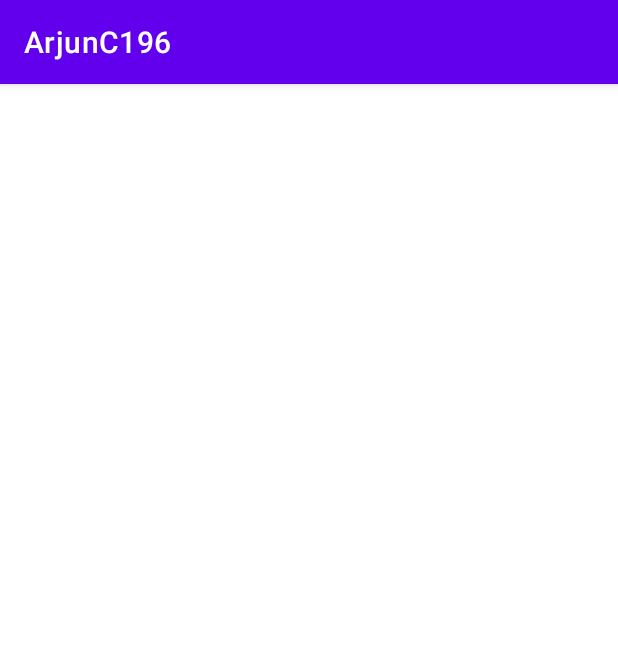
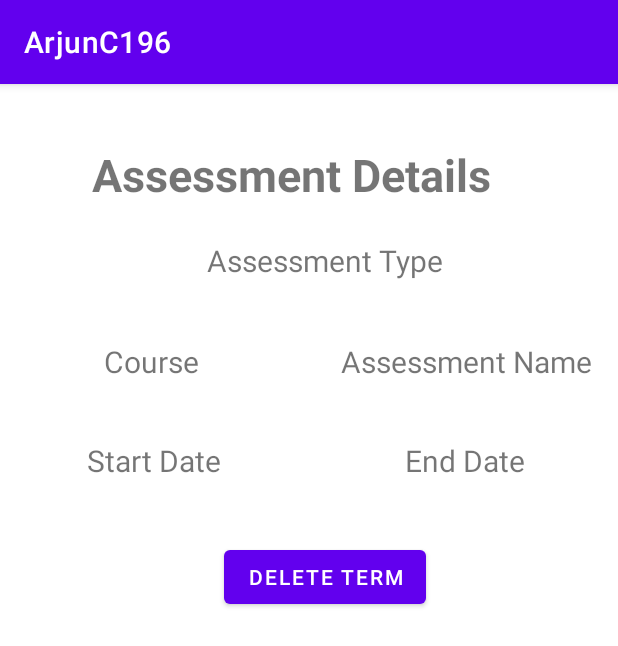
Before and after one commit to arjundesguerra/Arjun-C196, an Android app: the AssessmentDetails screen opened directly, with no data from a screen before it, on a phone screen of 412 x 824 dp. Shown: the top 646 px of the screen. Run offline under Robolectric (Android 15) with nearby library versions, the phone set to English and light mode, and no system bars.

Commit message:
assessment details page

```diff
--- a/app/src/main/java/com/example/arjunc196/assessmentActivities/AssessmentAdapter.java
+++ b/app/src/main/java/com/example/arjunc196/assessmentActivities/AssessmentAdapter.java
@@ -35,17 +35,20 @@ public class AssessmentAdapter extends CursorAdapter {
         TextView assessmentTypeTextView = view.findViewById(R.id.typeText);
         TextView startDateTextView = view.findViewById(R.id.startText);
         TextView endDateTextView = view.findViewById(R.id.endText);
+        TextView courseTextView = view.findViewById(R.id.courseText);
 
         String assessmentTitle = cursor.getString(cursor.getColumnIndexOrThrow("assessmentTitle"));
         String typeString = cursor.getString(cursor.getColumnIndexOrThrow("assessmentType"));
         String startDateString = cursor.getString(cursor.getColumnIndexOrThrow("startDate"));
         String endDateString = cursor.getString(cursor.getColumnIndexOrThrow("endDate"));
+        String courseString = cursor.getString(cursor.getColumnIndexOrThrow("courseTitle"));
 
 
         assessmentTitleTextView.setText(assessmentTitle);
         assessmentTypeTextView.setText(typeString);
         startDateTextView.setText(startDateString);
         endDateTextView.setText(endDateString);
+        courseTextView.setText(courseString);
 
 
         try {
--- a/app/src/main/java/com/example/arjunc196/assessmentActivities/AssessmentDetails.java
+++ b/app/src/main/java/com/example/arjunc196/assessmentActivities/AssessmentDetails.java
@@ -2,15 +2,88 @@ package com.example.arjunc196.assessmentActivities;
 
 import androidx.appcompat.app.AppCompatActivity;
 
+import android.content.Intent;
+import android.database.Cursor;
+import android.database.sqlite.SQLiteDatabase;
 import android.os.Bundle;
+import android.widget.Button;
+import android.widget.TextView;
+import android.widget.Toast;
 
+import com.example.arjunc196.DatabaseHelper;
 import com.example.arjunc196.R;
 
 public class AssessmentDetails extends AppCompatActivity {
+
+    private DatabaseHelper dbHelper;
+    private TextView assessmentNameDetails;
+    private TextView courseNameDetails;
+    private TextView assessmentTypeDetails;
+    private TextView startDateDetails;
+    private TextView endDateDetails;
+    private Button deleteButton;
 
     @Override
     protected void onCreate(Bundle savedInstanceState) {
         super.onCreate(savedInstanceState);
         setContentView(R.layout.activity_assessment_details);
+
+        dbHelper = new DatabaseHelper(this);
+        assessmentNameDetails = findViewById(R.id.assessmentNameDetails);
+        courseNameDetails = findViewById(R.id.courseNameDetails);
+        assessmentTypeDetails = findViewById(R.id.assessmentTypeDetails);
+        startDateDetails = findViewById(R.id.startDateDetails);
+        endDateDetails = findViewById(R.id.endDateDetails);
+        deleteButton = findViewById(R.id.deleteButton);
+
+        // get the assessment ID passed through the intent
+        Intent intent = getIntent();
+        long assessmentId = intent.getLongExtra("assessment_id", -1);
+
+        // fetch the term from the database using the term ID
+        SQLiteDatabase db = dbHelper.getReadableDatabase();
+        String[] projection = {
+                "id AS _id",
+                "assessmentTitle",
+                "assessmentType",
+                "startDate",
+                "endDate",
+                "courseTitle"
+        };
+        String selection = "id = ?";
+        String[] selectionArgs = { String.valueOf(assessmentId) };
+        Cursor cursor = db.query("assessments", projection, selection, selectionArgs, null, null, null);
+        if (cursor.moveToFirst()) {
+            // display the term details in the UI
+            String assessmentName = cursor.getString(cursor.getColumnIndexOrThrow("assessmentTitle"));
+            String courseTitle = cursor.getString(cursor.getColumnIndexOrThrow("courseTitle"));
+            String asssesmentType = cursor.getString(cursor.getColumnIndexOrThrow("assessmentType"));
+            String startDate = cursor.getString(cursor.getColumnIndexOrThrow("startDate"));
+            String endDate = cursor.getString(cursor.getColumnIndexOrThrow("endDate"));
+
+            assessmentNameDetails.setText(assessmentName);
+            courseNameDetails.setText(courseTitle);
+            assessmentTypeDetails.setText(asssesmentType);
+            startDateDetails.setText(startDate);
+            endDateDetails.setText(endDate);
+        }
+        cursor.close();
+
+        deleteButton.setOnClickListener(v -> {
+            // delete the term from the database
+            SQLiteDatabase db1 = dbHelper.getWritableDatabase();
+            String selection1 = "id = ?";
+            String[] selectionArgs1 = { String.valueOf(assessmentId) };
+            db1.delete("assessments", selection1, selectionArgs1);
+            Toast.makeText(AssessmentDetails.this, "Assessment deleted successfully", Toast.LENGTH_SHORT).show();
+            finish();
+        });
+
+    }
+
+    @Override
+    protected void onDestroy() {
+        dbHelper.close();
+        super.onDestroy();
     }
 }
--- a/app/src/main/java/com/example/arjunc196/coursesActivities/CourseDetails.java
+++ b/app/src/main/java/com/example/arjunc196/coursesActivities/CourseDetails.java
@@ -60,17 +60,14 @@ public class CourseDetails extends AppCompatActivity {
         }
         cursor.close();
 
-        deleteButton.setOnClickListener(new View.OnClickListener() {
-            @Override
-            public void onClick(View v) {
-                // delete the term from the database
-                SQLiteDatabase db = dbHelper.getWritableDatabase();
-                String selection = "id = ?";
-                String[] selectionArgs = { String.valueOf(termId) };
-                db.delete("courses", selection, selectionArgs);
-                Toast.makeText(CourseDetails.this, "Course deleted successfully", Toast.LENGTH_SHORT).show();
-                finish();
-            }
+        deleteButton.setOnClickListener(v -> {
+            // delete the term from the database
+            SQLiteDatabase db1 = dbHelper.getWritableDatabase();
+            String selection1 = "id = ?";
+            String[] selectionArgs1 = { String.valueOf(termId) };
+            db1.delete("courses", selection1, selectionArgs1);
+            Toast.makeText(CourseDetails.this, "Course deleted successfully", Toast.LENGTH_SHORT).show();
+            finish();
         });
 
     }
--- a/app/src/main/res/layout/activity_assessment_details.xml
+++ b/app/src/main/res/layout/activity_assessment_details.xml
@@ -6,4 +6,89 @@
     android:layout_height="match_parent"
     tools:context=".assessmentActivities.AssessmentDetails">
 
+
+    <TextView
+        android:id="@+id/assessmentDetails"
+        android:layout_width="wrap_content"
+        android:layout_height="wrap_content"
+        android:layout_marginStart="61dp"
+        android:layout_marginTop="40dp"
+        android:text="Assessment Details"
+        android:textSize="30sp"
+        android:textStyle="bold"
+        app:layout_constraintStart_toStartOf="parent"
+        app:layout_constraintTop_toTopOf="parent" />
+
+    <TextView
+        android:id="@+id/assessmentNameDetails"
+        android:layout_width="192dp"
+        android:layout_height="26dp"
+        android:layout_marginTop="40dp"
+        android:layout_marginEnd="5dp"
+        android:gravity="center"
+        android:text="Assessment Name"
+        android:textSize="20sp"
+        app:layout_constraintEnd_toEndOf="parent"
+        app:layout_constraintTop_toBottomOf="@+id/assessmentTypeDetails" />
+
+    <TextView
+        android:id="@+id/courseNameDetails"
+        android:layout_width="193dp"
+        android:layout_height="26dp"
+        android:layout_marginStart="4dp"
+        android:layout_marginTop="40dp"
+        android:gravity="center"
+        android:text="Course"
+        android:textSize="20sp"
+        app:layout_constraintStart_toStartOf="parent"
+        app:layout_constraintTop_toBottomOf="@+id/assessmentTypeDetails" />
+
+
+    <TextView
+        android:id="@+id/assessmentTypeDetails"
+        android:layout_width="200dp"
+        android:layout_height="wrap_content"
+        android:layout_marginTop="23dp"
+        android:layout_marginEnd="96dp"
+        android:gravity="center"
+        android:text="Assessment Type"
+        android:textSize="20sp"
+        app:layout_constraintEnd_toEndOf="parent"
+        app:layout_constraintTop_toBottomOf="@+id/assessmentDetails" />
+
+    <TextView
+        android:id="@+id/startDateDetails"
+        android:layout_width="172dp"
+        android:layout_height="27dp"
+        android:layout_marginStart="16dp"
+        android:layout_marginTop="40dp"
+        android:gravity="center"
+        android:text="Start Date"
+        android:textSize="20sp"
+        app:layout_constraintStart_toStartOf="parent"
+        app:layout_constraintTop_toBottomOf="@+id/courseNameDetails" />
+
+    <TextView
+        android:id="@+id/endDateDetails"
+        android:layout_width="172dp"
+        android:layout_height="27dp"
+        android:layout_marginTop="40dp"
+        android:layout_marginEnd="16dp"
+        android:gravity="center"
+        android:text="End Date"
+        android:textSize="20sp"
+        app:layout_constraintEnd_toEndOf="parent"
+        app:layout_constraintTop_toBottomOf="@+id/assessmentNameDetails" />
+
+    <Button
+        android:id="@+id/deleteButton"
+        android:layout_width="wrap_content"
+        android:layout_height="wrap_content"
+        android:layout_marginTop="40dp"
+        android:layout_marginEnd="128dp"
+        android:text="Delete Term"
+        app:layout_constraintEnd_toEndOf="parent"
+        app:layout_constraintTop_toBottomOf="@+id/startDateDetails" />
+
+
 </androidx.constraintlayout.widget.ConstraintLayout>
```
